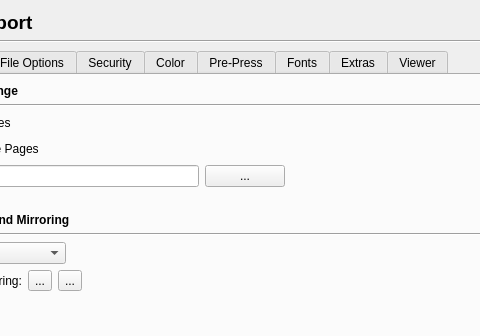
First picture: the form in scribus/ui/prefs_pdfexportbase.ui, repository scribusproject/scribus, before the edit; both pictures show x 82 to 562 and y 0 to 336 of the 648 by 550 pixel window.
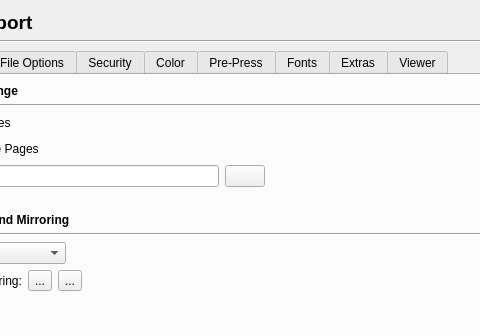
Second picture: the form after the edit. Custom widgets are drawn as their Qt base class.

Commit message: #13600: Fix text on ellipsis buttons <FirasH>

```diff
--- a/scribus/ui/prefs_pdfexportbase.ui
+++ b/scribus/ui/prefs_pdfexportbase.ui
@@ -91,11 +91,7 @@
           <widget class="QLineEdit" name="exportPageListLineEdit"/>
          </item>
          <item>
-          <widget class="QPushButton" name="exportRangeMorePushButton">
-           <property name="text">
-            <string>...</string>
-           </property>
-          </widget>
+          <widget class="QPushButton" name="exportRangeMorePushButton"/>
          </item>
          <item>
           <spacer name="horizontalSpacer">
```
The commit also changes 2 other files.
